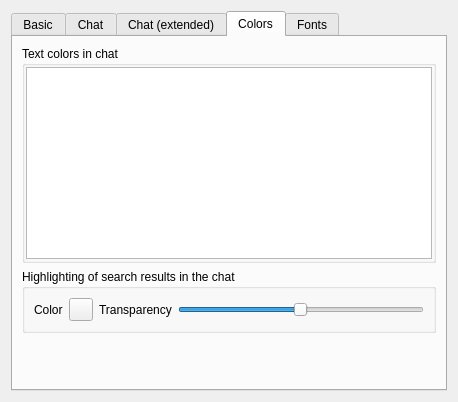
Qt form eiskaltdcpp-qt/ui/UISettingsGUI.ui (eiskaltdcpp/eiskaltdcpp) before a commit.
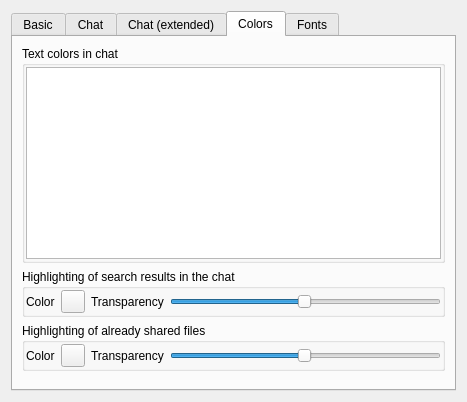
The same form after that commit. The open tabs and pages were chosen to show the change. Custom widgets are drawn as their Qt base class.

Commit message: Ability to change color of already shared files

What changed in the file:
```diff
--- a/eiskaltdcpp-qt/ui/UISettingsGUI.ui
+++ b/eiskaltdcpp-qt/ui/UISettingsGUI.ui
@@ -6,7 +6,7 @@
    <rect>
     <x>0</x>
     <y>0</y>
-    <width>458</width>
+    <width>467</width>
     <height>368</height>
    </rect>
   </property>
@@ -685,6 +685,9 @@
           <string>Highlighting of search results in the chat</string>
          </property>
          <layout class="QHBoxLayout" name="horizontalLayout_2">
+          <property name="margin">
+           <number>1</number>
+          </property>
           <item>
            <widget class="QLabel" name="label_4">
             <property name="text">
@@ -734,6 +737,55 @@
          </layout>
         </widget>
        </item>
+       <item>
+        <widget class="QGroupBox" name="groupBox_6">
+         <property name="title">
+          <string>Highlighting of already shared files</string>
+         </property>
+         <layout class="QGridLayout" name="gridLayout_9">
+          <property name="margin">
+           <number>1</number>
+          </property>
+          <item row="0" column="0">
+           <widget class="QLabel" name="label_14">
+            <property name="text">
+             <string>Color</string>
+            </property>
+            <property name="wordWrap">
+             <bool>true</bool>
+            </property>
+           </widget>
+          </item>
+          <item row="0" column="1">
+           <widget class="QToolButton" name="toolButton_SHAREDFILES">
+            <property name="text">
+             <string/>
+            </property>
+           </widget>
+          </item>
+          <item row="0" column="2">
+           <widget class="QLabel" name="label_15">
+            <property name="text">
+             <string>Transparency</string>
+            </property>
+           </widget>
+          </item>
+          <item row="0" column="3">
+           <widget class="QSlider" name="horizontalSlider_SHAREDFILES">
+            <property name="maximum">
+             <number>255</number>
+            </property>
+            <property name="value">
+             <number>127</number>
+            </property>
+            <property name="orientation">
+             <enum>Qt::Horizontal</enum>
+            </property>
+           </widget>
+          </item>
+         </layout>
+        </widget>
+       </item>
        <item>
         <spacer name="verticalSpacer_3">
          <property name="orientation">
```
The commit also changes 6 other files.
